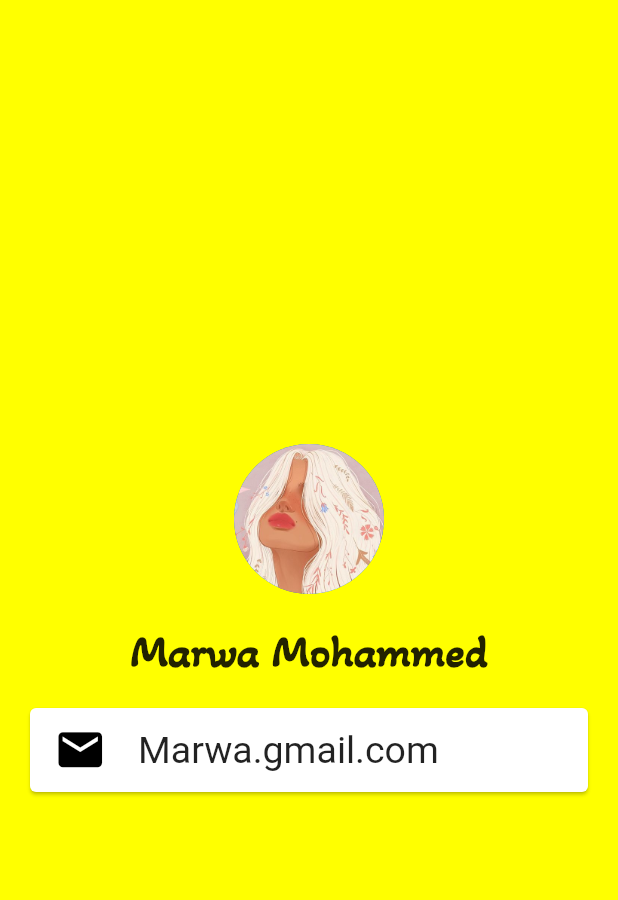
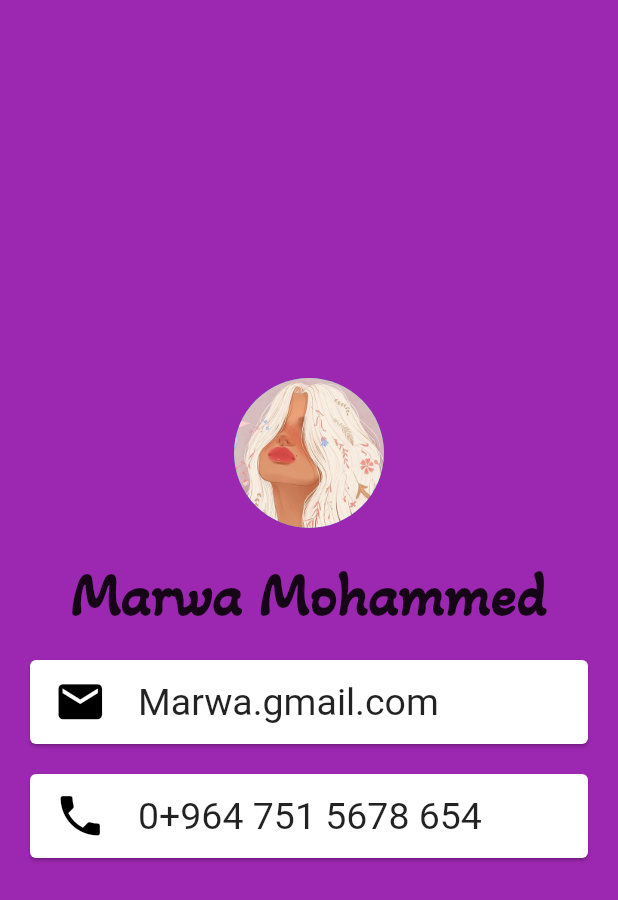
Before and after one commit to Marwadnz4/UI-widgets, a Flutter app: the screen it shows after launch, on a phone screen of 412 x 824 dp. Shown: the top 900 px of the screen. Run offline on Flutter 3.47's test engine with Material 2 defaults, Android fonts, the phone set to English and light mode, and no system bars.

Commit message:
First Update

```diff
--- a/lib/main.dart
+++ b/lib/main.dart
@@ -11,7 +11,7 @@ class MyApp extends StatelessWidget {
   Widget build(BuildContext context) {
     return MaterialApp(
       home: Scaffold(
-        backgroundColor: Colors.yellowAccent,
+        backgroundColor: Colors.purple,
         body: SafeArea(
           child: Center(
             child:
@@ -26,7 +26,7 @@ class MyApp extends StatelessWidget {
                   'Marwa Mohammed',
                   style: TextStyle(
                       fontFamily: 'Akaya',
-                      fontSize: 30,
+                      fontSize: 40,
                       fontWeight: FontWeight.bold),
                 ),
               ),
@@ -43,6 +43,21 @@ class MyApp extends StatelessWidget {
                         fontSize: 25,
                       )),
                 ),
+              ),
+              SizedBox(height: 20,),
+              const Card(
+                margin: EdgeInsets.symmetric(horizontal: 20),
+                child: ListTile(
+                  leading: Icon(
+                    Icons.phone,
+                    size: 35,
+                    color: Colors.black,
+                  ),
+                  title: Text('0+964 751 5678 654',
+                      style: TextStyle(
+                        fontSize: 25,
+                      )),
+                ),
               )
             ]),
           ),
```
